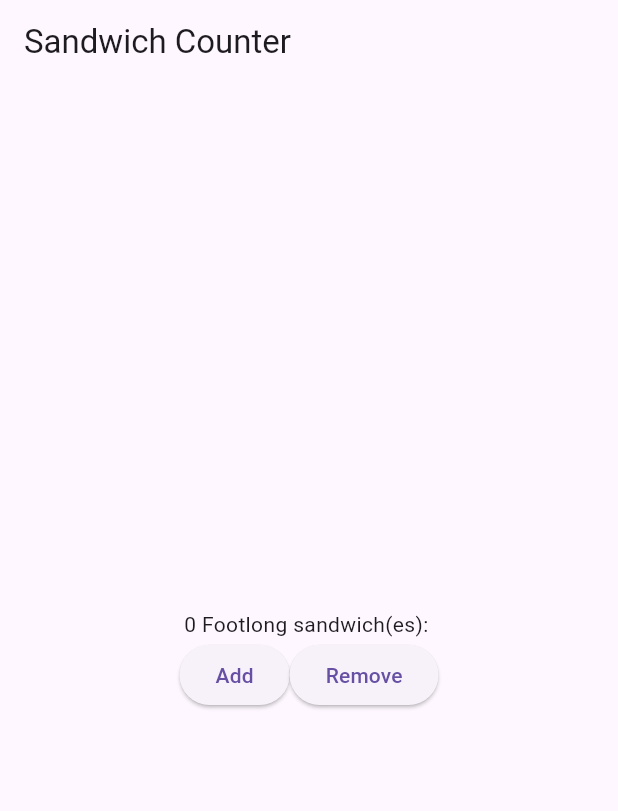
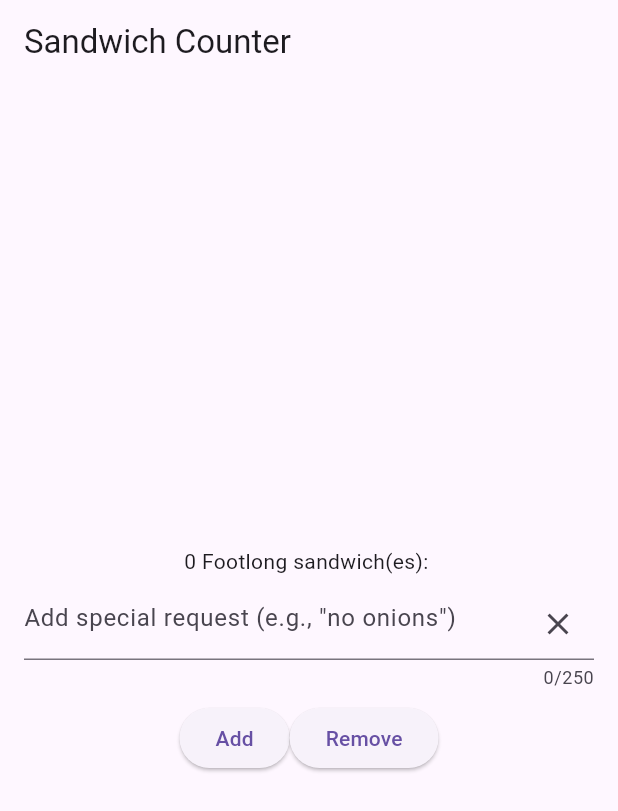
Before and after one commit to charis0627/sandwitch_app, a Flutter app: the screen it shows after launch, after a tap on "Add", after a tap on "Remove", on a phone screen of 412 x 824 dp. Shown: the top 811 px of the screen. Run offline on Flutter 3.47's test engine with Material 3 defaults, Android fonts, the light colour scheme and no system bars.

Commit message:
Add order notes field.

```diff
--- a/lib/main.dart
+++ b/lib/main.dart
@@ -30,17 +30,34 @@ class OrderScreen extends StatefulWidget {
 
 class _OrderScreenState extends State<OrderScreen> {
   int _quantity = 0;
+  final TextEditingController _noteController = TextEditingController();
+  String _note = '';
 
   void _increaseQuantity() {
     if (_quantity < widget.maxQuantity) {
-      setState(() => _quantity++);
+      final captured = _noteController.text.trim();
+      setState(() {
+        _quantity++;
+        _note = captured;
+      });
     }
   }
 
   void _decreaseQuantity() {
     if (_quantity > 0) {
-      setState(() => _quantity--);
+      final captured = _noteController.text.trim();
+      setState(() {
+        _quantity--;
+        // Keep the latest note while there are items, clear when none left
+        _note = _quantity > 0 ? captured : '';
+      });
     }
+  }
+
+  @override
+  void dispose() {
+    _noteController.dispose();
+    super.dispose();
   }
 
   @override
@@ -56,6 +73,22 @@ class _OrderScreenState extends State<OrderScreen> {
             OrderItemDisplay(
               _quantity,
               'Footlong',
+              note: _note,
+            ),
+            Padding(
+              padding:
+                  const EdgeInsets.symmetric(horizontal: 16.0, vertical: 8.0),
+              child: TextField(
+                controller: _noteController,
+                decoration: InputDecoration(
+                  hintText: 'Add special request (e.g., "no onions")',
+                  suffixIcon: IconButton(
+                    icon: const Icon(Icons.clear),
+                    onPressed: () => _noteController.clear(),
+                  ),
+                ),
+                maxLength: 250,
+              ),
             ),
             Row(
               mainAxisAlignment: MainAxisAlignment.center,
@@ -80,14 +113,16 @@ class _OrderScreenState extends State<OrderScreen> {
 class OrderItemDisplay extends StatelessWidget {
   final String itemType;
   final int quantity;
+  final String? note;
 
-  const OrderItemDisplay(this.quantity, this.itemType, {super.key});
+  const OrderItemDisplay(this.quantity, this.itemType, {this.note, super.key});
 
   @override
   Widget build(BuildContext context) {
+    final noteText = (note == null || note!.isEmpty) ? '' : '\nNote: $note';
     // ignore: prefer_const_constructors
     return Text(
-        '$quantity $itemType sandwich(es): ${List.filled(quantity, '🥪').join()}');
+        '$quantity $itemType sandwich(es): ${List.filled(quantity, '🥪').join()}$noteText');
   }
 }
 
```
